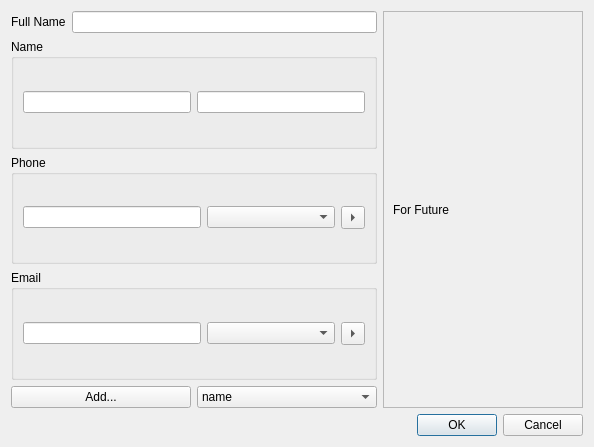
Qt form src/contactdialog.ui (DarkHobbit/doublecontact) before a commit.
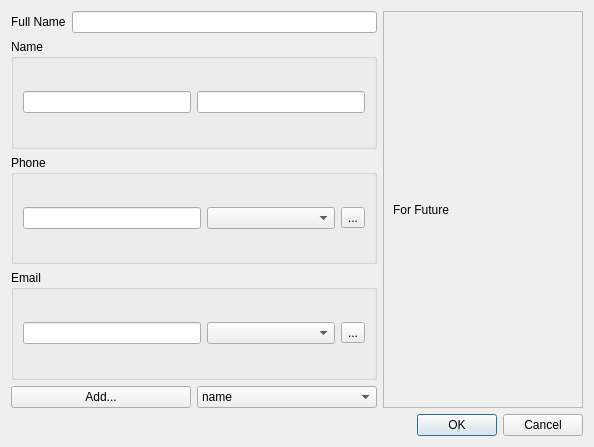
The same form after that commit. Icons and pictures are not drawn.

Commit message: Added icon for name//phone/email deletion button

What changed in the file:
```diff
--- a/src/contactdialog.ui
+++ b/src/contactdialog.ui
@@ -75,7 +75,7 @@
              <string>...</string>
             </property>
             <property name="arrowType">
-             <enum>Qt::RightArrow</enum>
+             <enum>Qt::NoArrow</enum>
             </property>
            </widget>
           </item>
@@ -110,7 +110,7 @@
              <string>...</string>
             </property>
             <property name="arrowType">
-             <enum>Qt::RightArrow</enum>
+             <enum>Qt::NoArrow</enum>
             </property>
            </widget>
           </item>
```
Left out of the diff: 12 changed lines with no effect on the pictures. The commit also changes 3 other files.
